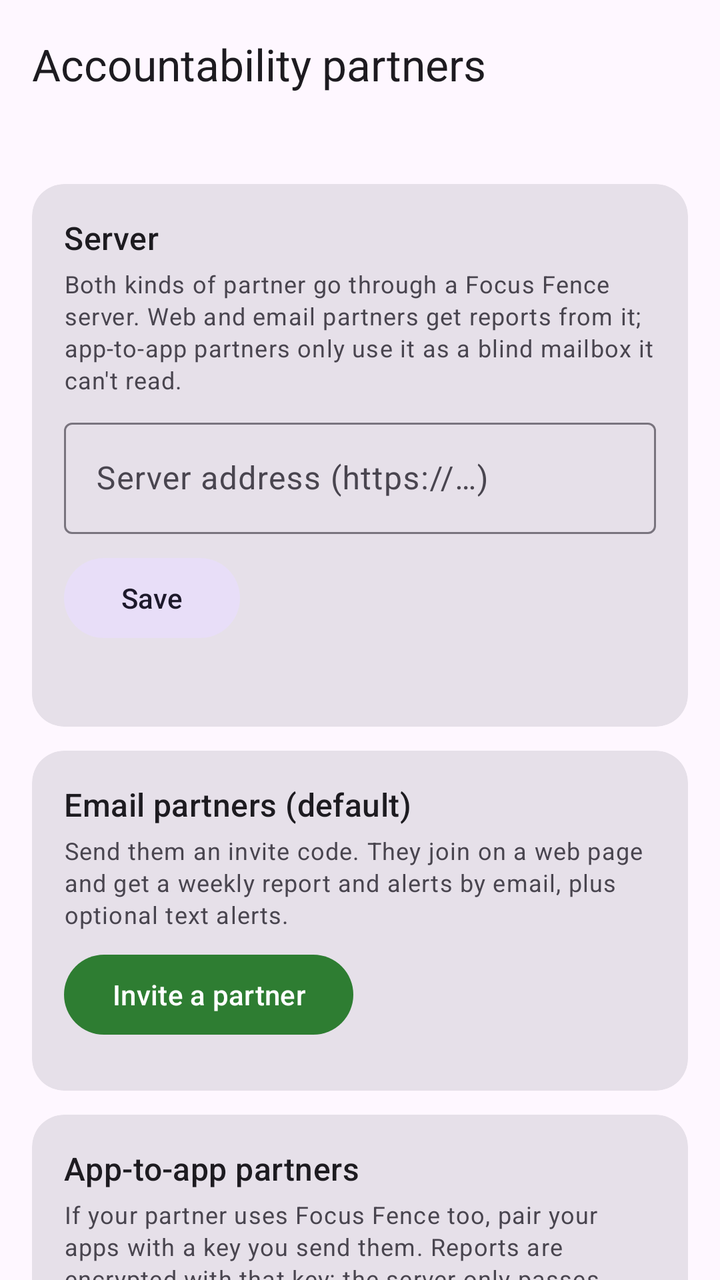
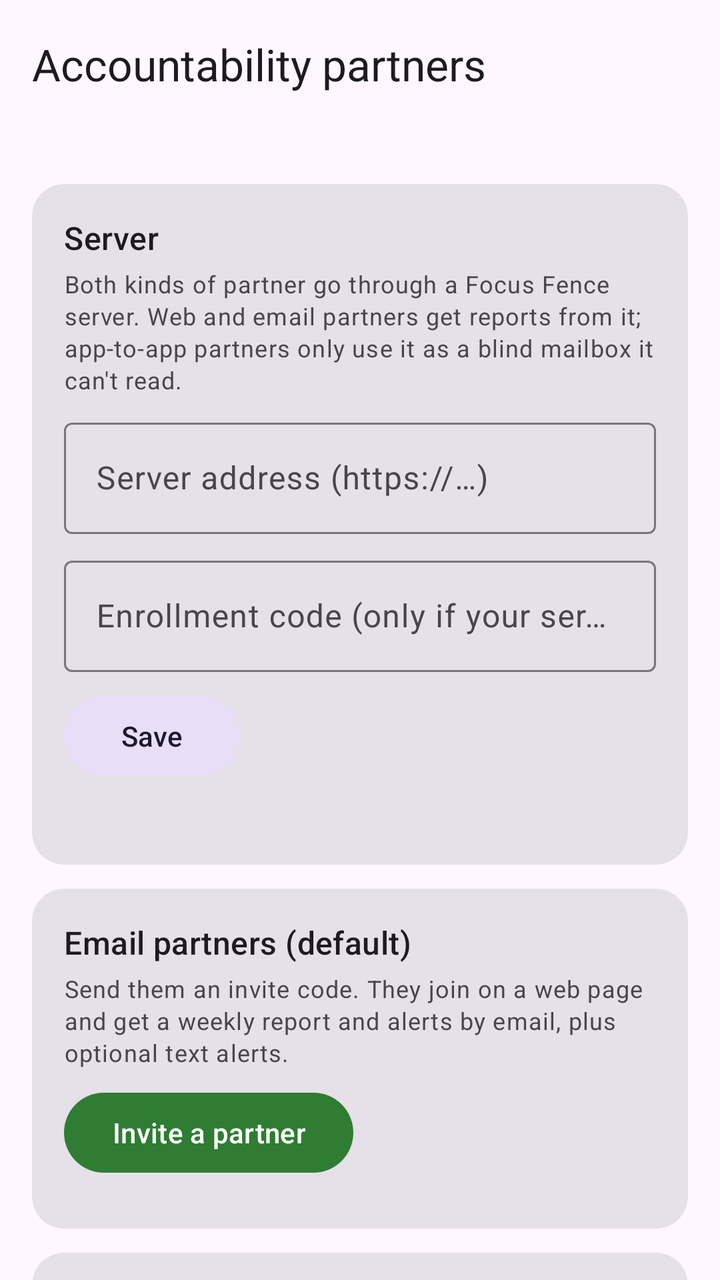

The first picture is an Android layout as it rendered before a commit; the second is the same layout after the commit. The layout source and the unified diff follow.
<!-- AndroidManifest.xml: application theme Theme.FocusFence -->
<!-- res/layout/activity_accountability.xml -->
<?xml version="1.0" encoding="utf-8"?>
<androidx.coordinatorlayout.widget.CoordinatorLayout
    xmlns:android="http://schemas.android.com/apk/res/android"
    xmlns:app="http://schemas.android.com/apk/res-auto"
    android:layout_width="match_parent"
    android:layout_height="match_parent">

    <com.google.android.material.appbar.AppBarLayout
        android:layout_width="match_parent"
        android:layout_height="wrap_content">
        <com.google.android.material.appbar.MaterialToolbar
            android:id="@+id/toolbar"
            android:layout_width="match_parent"
            android:layout_height="?attr/actionBarSize"
            app:title="@string/acc_title" />
    </com.google.android.material.appbar.AppBarLayout>

    <androidx.core.widget.NestedScrollView
        android:layout_width="match_parent"
        android:layout_height="match_parent"
        app:layout_behavior="@string/appbar_scrolling_view_behavior">

        <LinearLayout
            android:layout_width="match_parent"
            android:layout_height="wrap_content"
            android:orientation="vertical"
            android:padding="16dp">

            <com.google.android.material.card.MaterialCardView
                android:layout_width="match_parent"
                android:layout_height="wrap_content"
                android:layout_marginTop="12dp"
                app:cardCornerRadius="16dp"
                app:contentPadding="16dp">
                <LinearLayout
                    android:layout_width="match_parent"
                    android:layout_height="wrap_content"
                    android:orientation="vertical">
                    <TextView
                        android:layout_width="match_parent"
                        android:layout_height="wrap_content"
                        android:text="@string/acc_server_title"
                        android:textAppearance="?attr/textAppearanceTitleMedium" />
                    <TextView
                        android:layout_width="match_parent"
                        android:layout_height="wrap_content"
                        android:layout_marginTop="4dp"
                        android:text="@string/acc_server_hint"
                        android:textAppearance="?attr/textAppearanceBodySmall"
                        android:textColor="?attr/colorOnSurfaceVariant" />
                    <com.google.android.material.textfield.TextInputLayout
                        style="@style/Widget.Material3.TextInputLayout.OutlinedBox"
                        android:layout_width="match_parent"
                        android:layout_height="wrap_content"
                        android:layout_marginTop="8dp"
                        android:hint="@string/acc_server_url">
                        <com.google.android.material.textfield.TextInputEditText
                            android:id="@+id/serverInput"
                            android:layout_width="match_parent"
                            android:layout_height="wrap_content"
                            android:inputType="textUri" />
                    </com.google.android.material.textfield.TextInputLayout>
                    <Button
                        android:id="@+id/serverSave"
                        style="@style/Widget.Material3.Button.TonalButton"
                        android:layout_width="wrap_content"
                        android:layout_height="wrap_content"
                        android:layout_marginTop="8dp"
                        android:text="@string/acc_save" />
                    <TextView
                        android:id="@+id/syncStatus"
                        android:layout_width="match_parent"
                        android:layout_height="wrap_content"
                        android:layout_marginTop="8dp"
                        android:textAppearance="?attr/textAppearanceBodySmall" />
                </LinearLayout>
            </com.google.android.material.card.MaterialCardView>

            <com.google.android.material.card.MaterialCardView
                android:layout_width="match_parent"
                android:layout_height="wrap_content"
                android:layout_marginTop="12dp"
                app:cardCornerRadius="16dp"
                app:contentPadding="16dp">
                <LinearLayout
                    android:layout_width="match_parent"
                    android:layout_height="wrap_content"
                    android:orientation="vertical">
                    <TextView
                        android:layout_width="match_parent"
                        android:layout_height="wrap_content"
                        android:text="@string/acc_email_title"
                        android:textAppearance="?attr/textAppearanceTitleMedium" />
                    <TextView
                        android:layout_width="match_parent"
                        android:layout_height="wrap_content"
                        android:layout_marginTop="4dp"
                        android:text="@string/acc_email_hint"
                        android:textAppearance="?attr/textAppearanceBodySmall"
                        android:textColor="?attr/colorOnSurfaceVariant" />
                    <Button
                        android:id="@+id/inviteButton"
                        android:layout_width="wrap_content"
                        android:layout_height="wrap_content"
                        android:layout_marginTop="8dp"
                        android:text="@string/acc_invite" />
                    <LinearLayout
                        android:id="@+id/emailPartners"
                        android:layout_width="match_parent"
                        android:layout_height="wrap_content"
                        android:layout_marginTop="8dp"
                        android:orientation="vertical" />
                </LinearLayout>
            </com.google.android.material.card.MaterialCardView>

            <com.google.android.material.card.MaterialCardView
                android:layout_width="match_parent"
                android:layout_height="wrap_content"
                android:layout_marginTop="12dp"
                app:cardCornerRadius="16dp"
                app:contentPadding="16dp">
                <LinearLayout
                    android:layout_width="match_parent"
                    android:layout_height="wrap_content"
                    android:orientation="vertical">
                    <TextView
                        android:layout_width="match_parent"
                        android:layout_height="wrap_content"
                        android:text="@string/acc_app_title"
                        android:textAppearance="?attr/textAppearanceTitleMedium" />
                    <TextView
                        android:layout_width="match_parent"
                        android:layout_height="wrap_content"
                        android:layout_marginTop="4dp"
                        android:text="@string/acc_app_hint"
                        android:textAppearance="?attr/textAppearanceBodySmall"
                        android:textColor="?attr/colorOnSurfaceVariant" />
                    <Button
                        android:id="@+id/pairButton"
                        android:layout_width="wrap_content"
                        android:layout_height="wrap_content"
                        android:layout_marginTop="8dp"
                        android:text="@string/acc_pair" />
                    <LinearLayout
                        android:id="@+id/appPartners"
                        android:layout_width="match_parent"
                        android:layout_height="wrap_content"
                        android:layout_marginTop="8dp"
                        android:orientation="vertical" />
                </LinearLayout>
            </com.google.android.material.card.MaterialCardView>

            <com.google.android.material.card.MaterialCardView
                android:layout_width="match_parent"
                android:layout_height="wrap_content"
                android:layout_marginTop="12dp"
                app:cardCornerRadius="16dp"
                app:contentPadding="16dp">
                <LinearLayout
                    android:layout_width="match_parent"
                    android:layout_height="wrap_content"
                    android:orientation="vertical">
                    <TextView
                        android:layout_width="match_parent"
                        android:layout_height="wrap_content"
                        android:text="@string/acc_watch_title"
                        android:textAppearance="?attr/textAppearanceTitleMedium" />
                    <TextView
                        android:layout_width="match_parent"
                        android:layout_height="wrap_content"
                        android:layout_marginTop="4dp"
                        android:text="@string/acc_watch_hint"
                        android:textAppearance="?attr/textAppearanceBodySmall"
                        android:textColor="?attr/colorOnSurfaceVariant" />
                    <Button
                        android:id="@+id/watchButton"
                        style="@style/Widget.Material3.Button.TonalButton"
                        android:layout_width="wrap_content"
                        android:layout_height="wrap_content"
                        android:layout_marginTop="8dp"
                        android:text="@string/acc_watch_add" />
                    <LinearLayout
                        android:id="@+id/watchList"
                        android:layout_width="match_parent"
                        android:layout_height="wrap_content"
                        android:layout_marginTop="8dp"
                        android:orientation="vertical" />
                </LinearLayout>
            </com.google.android.material.card.MaterialCardView>
        </LinearLayout>
    </androidx.core.widget.NestedScrollView>
</androidx.coordinatorlayout.widget.CoordinatorLayout>
<!-- resources referenced by this layout -->
<resources>
  <string name="acc_app_hint">If your partner uses Focus Fence too, pair your apps with a key you send them. Reports are encrypted with that key; the server only passes them along. Their app also shows the unlock code for anything you\'ve set to need a partner PIN.</string>
  <string name="acc_app_title">App-to-app partners</string>
  <string name="acc_email_hint">Send them an invite code. They join on a web page and get a weekly report and alerts by email, plus optional text alerts.</string>
  <string name="acc_email_title">Email partners (default)</string>
  <string name="acc_invite">Invite a partner</string>
  <string name="acc_pair">Pair with a partner\'s app</string>
  <string name="acc_save">Save</string>
  <string name="acc_server_hint">Both kinds of partner go through a Focus Fence server. Web and email partners get reports from it; app-to-app partners only use it as a blind mailbox it can\'t read.</string>
  <string name="acc_server_title">Server</string>
  <string name="acc_server_url">Server address (https://…)</string>
  <string name="acc_title">Accountability partners</string>
  <string name="acc_watch_add">Add with pairing key</string>
  <string name="acc_watch_hint">Add someone who sent you a pairing key to see their reports here.</string>
  <string name="acc_watch_title">I\'m a partner for</string>
  <style name="Theme.FocusFence" parent="Theme.Material3.DayNight.NoActionBar">
          <item name="colorPrimary">@color/brand_primary</item>
          
          <item name="materialCardViewStyle">@style/Widget.Material3.CardView.Filled</item>
          
          <item name="android:statusBarColor">?attr/colorSurface</item>
          <item name="android:navigationBarColor">?attr/colorSurface</item>
          <item name="android:windowLightStatusBar">true</item>
      </style>
  <color name="brand_primary">#2E7D32</color>
</resources>

<!-- the commit's change to res/layout/activity_accountability.xml (unified diff, before → after) -->
@@ -60,6 +60,17 @@
                             android:layout_height="wrap_content"
                             android:inputType="textUri" />
                     </com.google.android.material.textfield.TextInputLayout>
+                    <com.google.android.material.textfield.TextInputLayout
+                        android:layout_width="match_parent"
+                        android:layout_height="wrap_content"
+                        android:layout_marginTop="8dp"
+                        android:hint="@string/acc_enroll_code">
+                        <com.google.android.material.textfield.TextInputEditText
+                            android:id="@+id/enrollInput"
+                            android:layout_width="match_parent"
+                            android:layout_height="wrap_content"
+                            android:inputType="textVisiblePassword" />
+                    </com.google.android.material.textfield.TextInputLayout>
                     <Button
                         android:id="@+id/serverSave"
                         style="@style/Widget.Material3.Button.TonalButton"
<!-- resource entries referenced after the edit -->
@@ -4,6 +4,7 @@
   <string name="acc_app_title">App-to-app partners</string>
   <string name="acc_email_hint">Send them an invite code. They join on a web page and get a weekly report and alerts by email, plus optional text alerts.</string>
   <string name="acc_email_title">Email partners (default)</string>
+  <string name="acc_enroll_code">Enrollment code (only if your server asks for one)</string>
   <string name="acc_invite">Invite a partner</string>
   <string name="acc_pair">Pair with a partner\'s app</string>
   <string name="acc_save">Save</string>
